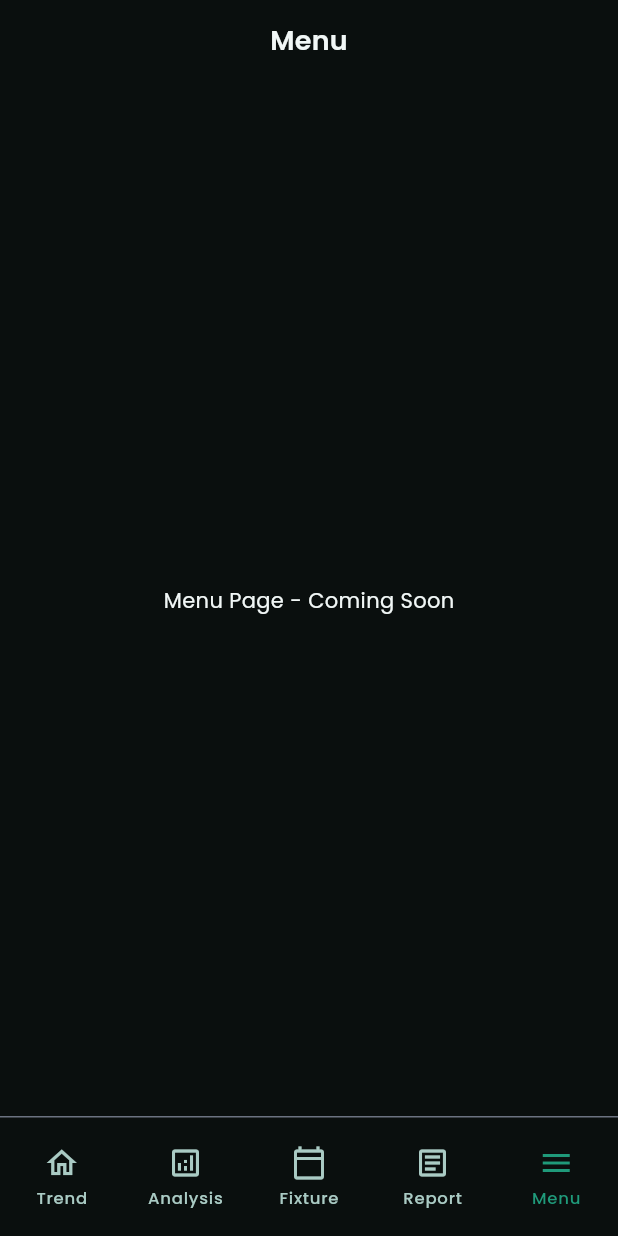
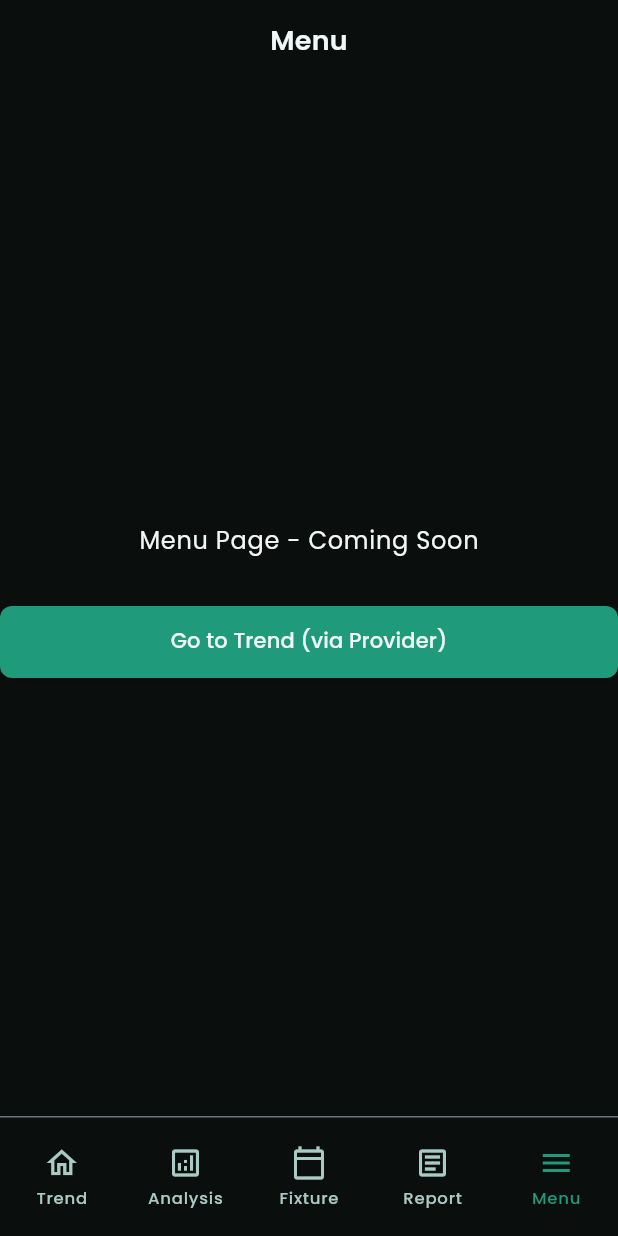
Before and after one commit to tri-kkk/TrendSoccer, a Flutter app: the screen it shows after launch, item 5 of the bottom bar chosen, on a phone screen of 412 x 824 dp. Run offline on Flutter 3.47's test engine with Material 3 defaults, Android fonts, the phone set to English and light mode, and no system bars; our stand-ins replace flutter_riverpod, go_router, google_fonts.

Commit message:
feat : add riverpod state management for navigation

```diff
--- /dev/null
+++ b/lib/core/providers/navigation_provider.dart
@@ -0,0 +1,55 @@
+import 'package:flutter_riverpod/flutter_riverpod.dart';
+
+import '../theme/tokens/component_tokens.dart';
+
+/// Current selected tab state provider.
+///
+/// Manages the currently active navigation tab.
+/// Default: [NavigationTab.trend]
+final currentTabProvider =
+    NotifierProvider<CurrentTabNotifier, NavigationTab>(CurrentTabNotifier.new);
+
+class CurrentTabNotifier extends Notifier<NavigationTab> {
+  @override
+  NavigationTab build() => NavigationTab.trend;
+
+  void setTab(NavigationTab tab) => state = tab;
+}
+
+/// Navigation tab to route path mapping.
+///
+/// Converts [NavigationTab] enum to route path string.
+String getRouteFromTab(NavigationTab tab) {
+  switch (tab) {
+    case NavigationTab.trend:
+      return '/trend';
+    case NavigationTab.analysis:
+      return '/analysis';
+    case NavigationTab.fixture:
+      return '/fixture';
+    case NavigationTab.report:
+      return '/report';
+    case NavigationTab.menu:
+      return '/menu';
+  }
+}
+
+/// Route path to navigation tab mapping.
+///
+/// Converts route path string to [NavigationTab] enum.
+NavigationTab getTabFromRoute(String route) {
+  switch (route) {
+    case '/trend':
+      return NavigationTab.trend;
+    case '/analysis':
+      return NavigationTab.analysis;
+    case '/fixture':
+      return NavigationTab.fixture;
+    case '/report':
+      return NavigationTab.report;
+    case '/menu':
+      return NavigationTab.menu;
+    default:
+      return NavigationTab.trend;
+  }
+}
--- a/lib/features/menu/menu_page.dart
+++ b/lib/features/menu/menu_page.dart
@@ -1,12 +1,16 @@
 import 'package:flutter/material.dart';
+import 'package:flutter_riverpod/flutter_riverpod.dart';
+import 'package:go_router/go_router.dart';
 
+import '../../core/providers/navigation_provider.dart';
 import '../../core/theme/tokens/color_tokens.dart';
+import '../../core/theme/tokens/typography_tokens.dart';
 
-class MenuPage extends StatelessWidget {
+class MenuPage extends ConsumerWidget {
   const MenuPage({super.key});
 
   @override
-  Widget build(BuildContext context) {
+  Widget build(BuildContext context, WidgetRef ref) {
     return Scaffold(
       backgroundColor: AppColors.surfaceBase,
       appBar: AppBar(
@@ -14,10 +18,27 @@ class MenuPage extends StatelessWidget {
         backgroundColor: AppColors.surfaceBase,
         foregroundColor: AppColors.textPrimary,
       ),
-      body: const Center(
-        child: Text(
-          'Menu Page - Coming Soon',
-          style: TextStyle(color: AppColors.textPrimary),
+      body: Center(
+        child: Column(
+          mainAxisAlignment: MainAxisAlignment.center,
+          children: [
+            Text(
+              'Menu Page - Coming Soon',
+              style: AppTypography.bodyLarge.copyWith(
+                color: AppColors.textPrimary,
+              ),
+            ),
+            const SizedBox(height: 32),
+            ElevatedButton(
+              onPressed: () {
+                ref
+                    .read(currentTabProvider.notifier)
+                    .setTab(getTabFromRoute('/trend'));
+                context.go('/trend');
+              },
+              child: const Text('Go to Trend (via Provider)'),
+            ),
+          ],
         ),
       ),
     );
--- a/lib/main_screen.dart
+++ b/lib/main_screen.dart
@@ -1,10 +1,11 @@
 import 'package:flutter/material.dart';
+import 'package:flutter_riverpod/flutter_riverpod.dart';
 import 'package:go_router/go_router.dart';
 
-import 'core/theme/tokens/component_tokens.dart';
+import 'core/providers/navigation_provider.dart';
 import 'shared/widgets/navigation/bottom_navigation.dart';
 
-class MainScreen extends StatelessWidget {
+class MainScreen extends ConsumerWidget {
   const MainScreen({
     super.key,
     required this.child,
@@ -12,43 +13,28 @@ class MainScreen extends StatelessWidget {
 
   final Widget child;
 
-  NavigationTab _getCurrentTab(BuildContext context) {
+  @override
+  Widget build(BuildContext context, WidgetRef ref) {
+    // 현재 라우트로부터 탭 상태 동기화
     final location = GoRouterState.of(context).uri.toString();
-    switch (location) {
-      case '/trend':
-        return NavigationTab.trend;
-      case '/analysis':
-        return NavigationTab.analysis;
-      case '/fixture':
-        return NavigationTab.fixture;
-      case '/report':
-        return NavigationTab.report;
-      case '/menu':
-        return NavigationTab.menu;
-      default:
-        return NavigationTab.trend;
-    }
-  }
+    final currentTab = getTabFromRoute(location);
 
-  @override
-  Widget build(BuildContext context) {
+    // Provider 업데이트 (라우트 변경 감지)
+    WidgetsBinding.instance.addPostFrameCallback((_) {
+      if (ref.read(currentTabProvider) != currentTab) {
+        ref.read(currentTabProvider.notifier).setTab(currentTab);
+      }
+    });
+
+    final selectedTab = ref.watch(currentTabProvider);
+
     return Scaffold(
       body: child,
       bottomNavigationBar: CustomBottomNavigation(
-        currentTab: _getCurrentTab(context),
+        currentTab: selectedTab,
         onTabChanged: (tab) {
-          switch (tab) {
-            case NavigationTab.trend:
-              context.go('/trend');
-            case NavigationTab.analysis:
-              context.go('/analysis');
-            case NavigationTab.fixture:
-              context.go('/fixture');
-            case NavigationTab.report:
-              context.go('/report');
-            case NavigationTab.menu:
-              context.go('/menu');
-          }
+          ref.read(currentTabProvider.notifier).setTab(tab);
+          context.go(getRouteFromTab(tab));
         },
       ),
     );
```
